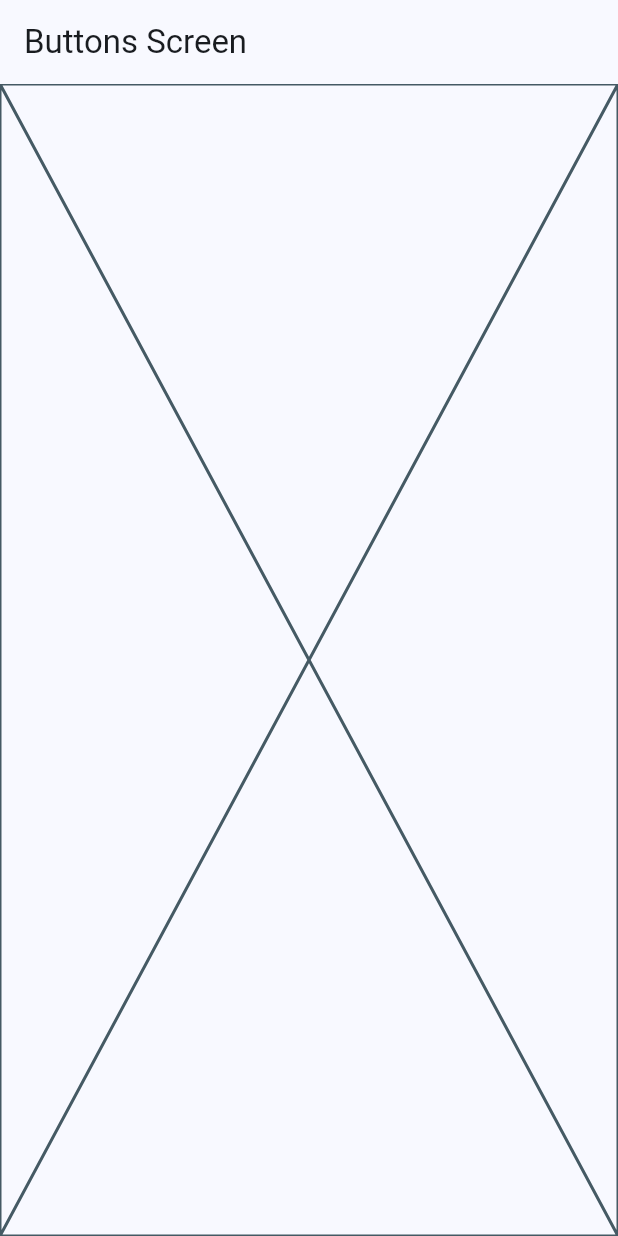
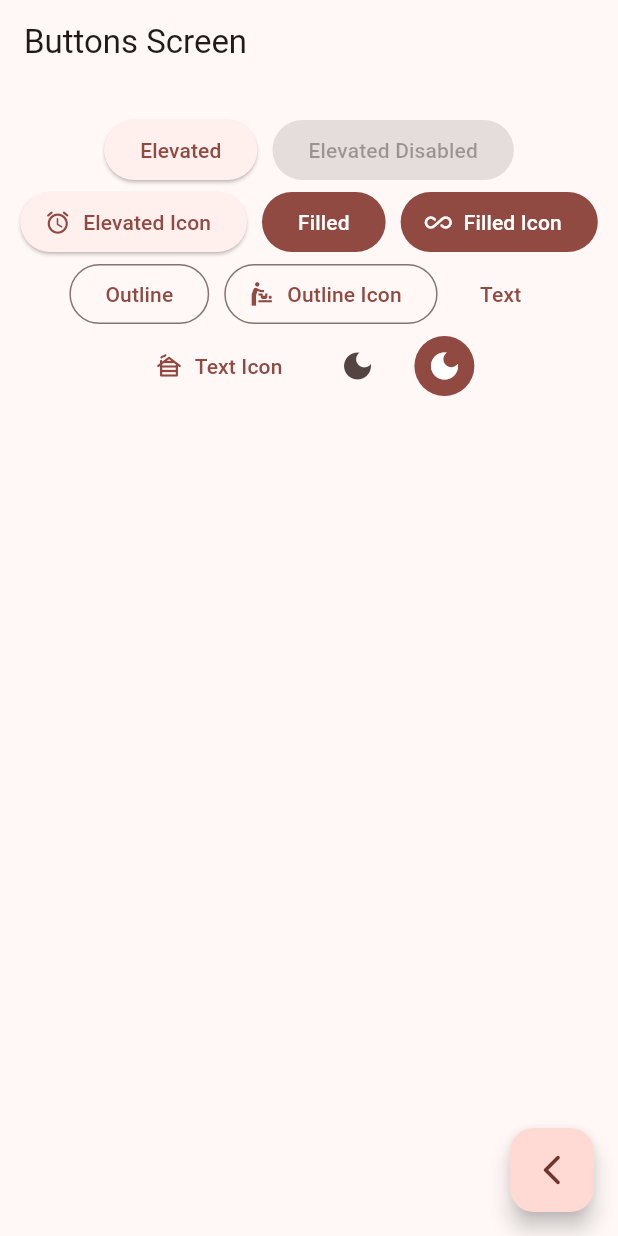
Before and after one commit to Ander0506/widgets_app, a Flutter app: the ButtonsScreen screen opened by its route, on a phone screen of 412 x 824 dp. Run offline on Flutter 3.47's test engine with Material 3 defaults, Android fonts, the phone set to English and light mode, and no system bars; our stand-ins replace go_router.

Commit message:
Creacion de botones

```diff
--- a/lib/main.dart
+++ b/lib/main.dart
@@ -14,7 +14,7 @@ class MainApp extends StatelessWidget {
     return MaterialApp.router(
       routerConfig: appRouter,
       debugShowCheckedModeBanner: false,
-      theme: AppTheme(selectedColor: 0).getTheme(),
+      theme: AppTheme(selectedColor: 3).getTheme(),
 
       // Comentado para poder utilizar el goRouter
 
--- a/lib/presentation/screens/buttons/buttons_screen.dart
+++ b/lib/presentation/screens/buttons/buttons_screen.dart
@@ -1,4 +1,5 @@
 import 'package:flutter/material.dart';
+import 'package:go_router/go_router.dart';
 
 class ButtonsScreen extends StatelessWidget {
 
@@ -12,7 +13,75 @@ class ButtonsScreen extends StatelessWidget {
       appBar: AppBar(
         title: const Text('Buttons Screen'),
       ),
-      body: const Placeholder(),
+      body: const _ButtonsView(),
+      floatingActionButton: FloatingActionButton(
+        child: const Icon(Icons.arrow_back_ios_new_rounded),
+        onPressed: () {
+          context.pop();
+        },
+      ),
     );
   }
 }
+
+class _ButtonsView extends StatelessWidget {
+
+  const _ButtonsView();
+
+  @override
+  Widget build(BuildContext context) {
+
+    final colors = Theme.of(context).colorScheme;
+
+    return SizedBox.expand(
+      child: Padding(
+        padding: const EdgeInsets.symmetric(horizontal: 10, vertical: 20),
+        child: Wrap(
+          spacing: 10,
+          alignment: WrapAlignment.center,
+          children: [
+            ElevatedButton(onPressed: () {}, child: const Text('Elevated')),
+            const ElevatedButton(onPressed: null, child: Text('Elevated Disabled')),
+            ElevatedButton.icon(
+              icon: const Icon(Icons.access_alarm_rounded),
+              onPressed: () {},
+              label: const Text('Elevated Icon')
+            ),
+
+            FilledButton(onPressed: (){}, child: const Text('Filled')),
+            FilledButton.icon(
+              icon: const Icon(Icons.all_inclusive_rounded),
+              onPressed: (){},
+              label: const Text('Filled Icon'),
+            ),
+
+            OutlinedButton(onPressed: (){}, child: const Text('Outline')),
+            OutlinedButton.icon(
+              icon: const Icon(Icons.baby_changing_station),
+              onPressed: (){},
+              label: const Text('Outline Icon'),
+            ),
+
+            TextButton(onPressed: (){}, child: const Text('Text')),
+            TextButton.icon(
+              icon: const Icon(Icons.cabin_rounded),
+              onPressed: (){},
+              label: const Text('Text Icon'),
+            ),
+
+            IconButton(onPressed: (){}, icon: const Icon(Icons.dark_mode)),
+            IconButton(
+              onPressed: (){},
+              color: Colors.white,
+              icon: const Icon(Icons.dark_mode),
+              style: ButtonStyle(
+                backgroundColor: WidgetStatePropertyAll(colors.primary)
+              ),
+            ),
+
+          ],
+        ),
+      ),
+    );
+  }
+}
```
